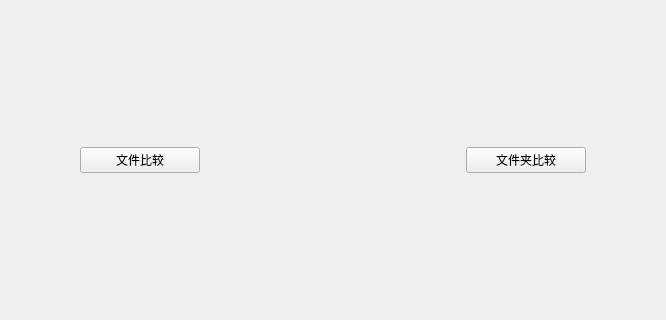
Above: mainwindow.ui from SunnyYuer/FileRefSync before the change; both pictures show x 200 to 866 and y 136 to 456 of the 1068 by 600 pixel window. Below: the same form after it.
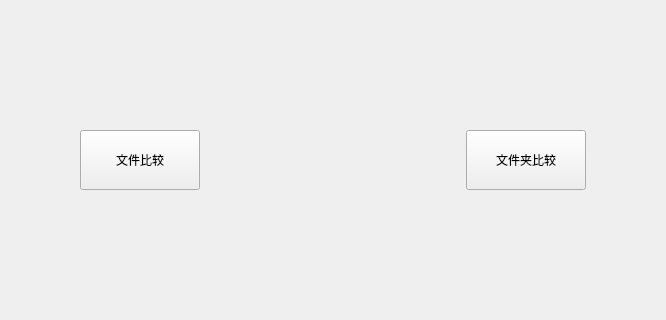
That is the form after the change. Icons and pictures are not drawn.

Commit message: 修复安卓设备上主界面按钮小的问题

What changed in the file:
```diff
--- a/mainwindow.ui
+++ b/mainwindow.ui
@@ -52,12 +52,12 @@
           <item>
            <widget class="QPushButton" name="filediffButton">
             <property name="sizePolicy">
-             <sizepolicy hsizetype="Fixed" vsizetype="Fixed">
+             <sizepolicy hsizetype="Maximum" vsizetype="Fixed">
               <horstretch>0</horstretch>
               <verstretch>0</verstretch>
              </sizepolicy>
             </property>
-            <property name="maximumSize">
+            <property name="minimumSize">
              <size>
               <width>120</width>
               <height>60</height>
@@ -81,12 +81,12 @@
           <item>
            <widget class="QPushButton" name="folderdiffButton">
             <property name="sizePolicy">
-             <sizepolicy hsizetype="Fixed" vsizetype="Fixed">
+             <sizepolicy hsizetype="Maximum" vsizetype="Fixed">
               <horstretch>0</horstretch>
               <verstretch>0</verstretch>
              </sizepolicy>
             </property>
-            <property name="maximumSize">
+            <property name="minimumSize">
              <size>
               <width>120</width>
               <height>60</height>
```
The commit also changes 1 other file.
